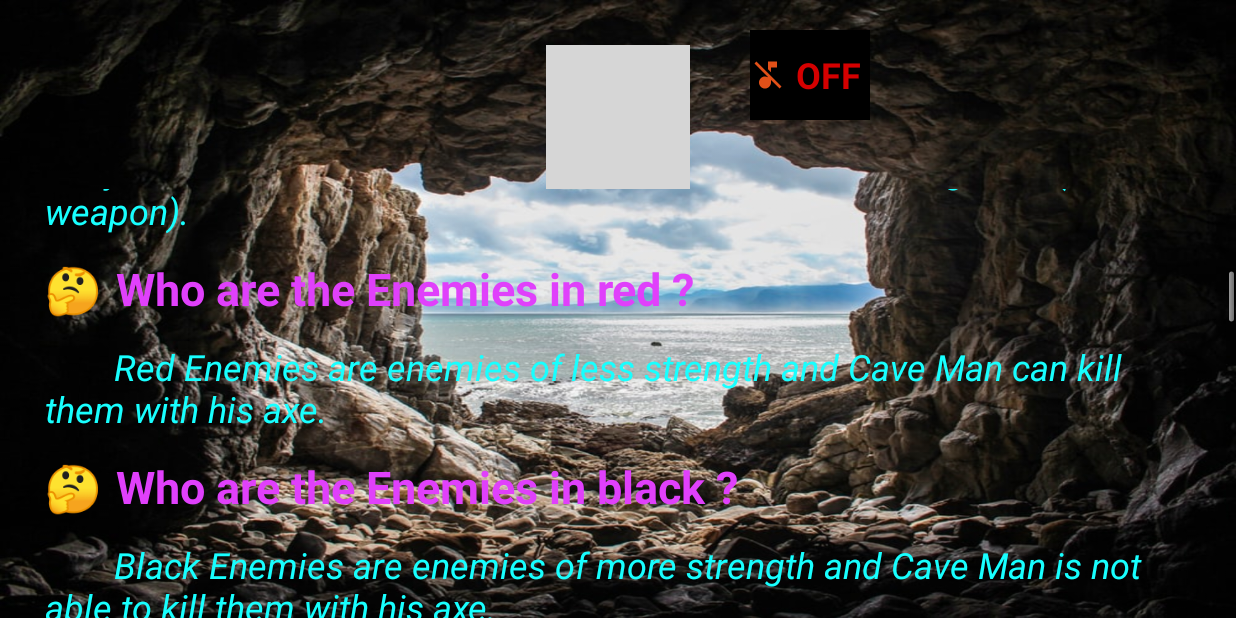
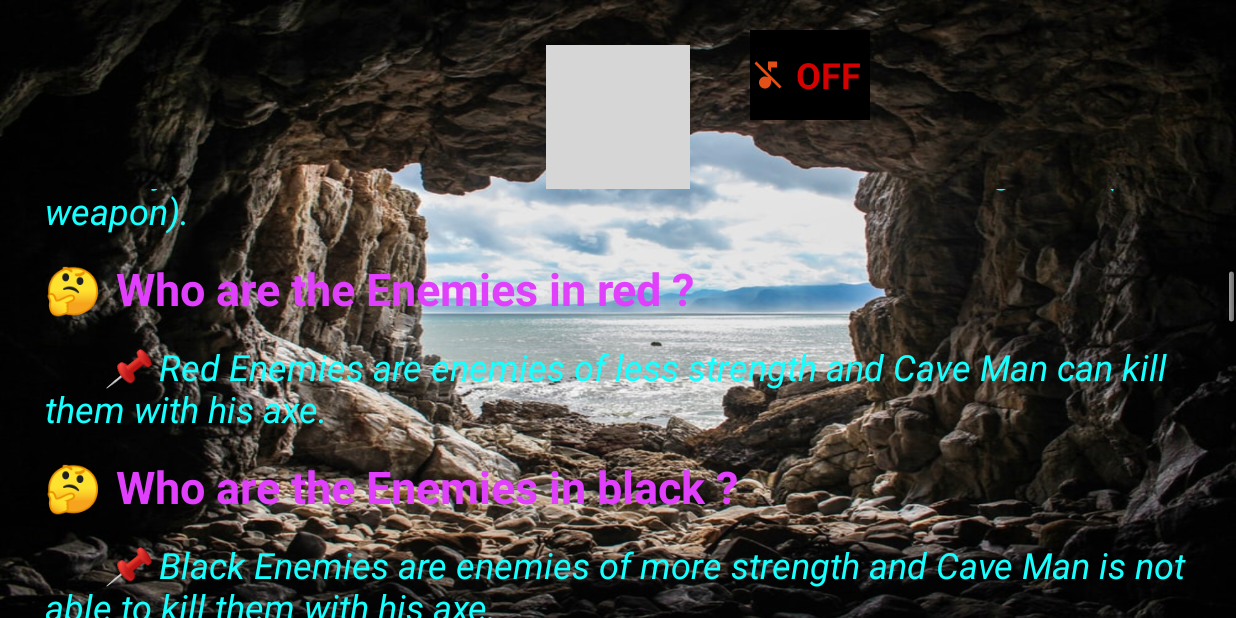
Before and after one commit to akash-rajak/Cave-Man-Game, an Android app: the HelpActivity screen opened directly, with no data from a screen before it, scrolled down 400 dp, on a phone screen of 824 x 412 dp (held sideways). Run offline under Robolectric (Android 15) with nearby library versions, the phone set to English and light mode, and no system bars; grey boxes are pictures that could not be loaded.

Commit message:
Added pin emoji in answer

```diff
--- a/app/src/main/res/values/strings.xml
+++ b/app/src/main/res/values/strings.xml
@@ -11,26 +11,26 @@
     <string name="text"><a href = "https://github.com/akash435/Cave-Man-Game">Github Code link</a></string>
 
     <string name="ques1">🤔\t Who is Cave Man ?</string>
-    <string name="ans1">\t\t\t Cave Man is the saviour of cave. He will be found sitting on tree on PLay Screen and will be able to kill the Red enemies through axe (his weapon).</string>
+    <string name="ans1">\t\t\t📌 Cave Man is the saviour of cave. He will be found sitting on tree on PLay Screen and will be able to kill the Red enemies through axe (his weapon).</string>
     <string name="ques2">🤔\t Who are the Enemies in red ?</string>
-    <string name="ans2">\t\t\t Red Enemies are enemies of less strength and Cave Man can kill them with his axe.</string>
+    <string name="ans2">\t\t\t📌 Red Enemies are enemies of less strength and Cave Man can kill them with his axe.</string>
     <string name="ques3">🤔\t Who are the Enemies in black ?</string>
-    <string name="ans3">\t\t\t Black Enemies are enemies of more strength and Cave Man is not able to kill them with his axe.</string>
+    <string name="ans3">\t\t\t📌 Black Enemies are enemies of more strength and Cave Man is not able to kill them with his axe.</string>
     <string name="ques4">🤔\t How to play game ?</string>
-    <string name="ans4">\t\t\t The game is simple and above the FAQs given a demo video of playing the game. Firstly, player need to select the game level, and then he will be directed to the corresponding level. Now the axe is with CAVE MAN sitting on the tree, and with the use of axe, he need to kill the enemies in red. The player need to touch the top of caveman and drag the axe towards the enemies coming from right side, and as the axe touches the Red Enemies, they got killed and score increases respectively. The axe just pass through the Black Enemies without killing them. As the first enemy touches the left of the game screen, the GAME OVER! message will be displayed indicating that level is over.</string>
+    <string name="ans4">\t\t\t📌 The game is simple and above the FAQs given a demo video of playing the game. Firstly, player need to select the game level, and then he will be directed to the corresponding level. Now the axe is with CAVE MAN sitting on the tree, and with the use of axe, he need to kill the enemies in red. The player need to touch the top of caveman and drag the axe towards the enemies coming from right side, and as the axe touches the Red Enemies, they got killed and score increases respectively. The axe just pass through the Black Enemies without killing them. As the first enemy touches the left of the game screen, the GAME OVER! message will be displayed indicating that level is over.</string>
     <string name="ques5">🤔\t What is Level Score ?</string>
-    <string name="ans5">\t\t\t The Level Score is visible at the top left corner for each level.</string>
+    <string name="ans5">\t\t\t📌 The Level Score is visible at the top left corner for each level.</string>
     <string name="ques6">🤔\t What is Winning Score ?</string>
-    <string name="ans6">\t\t\t The Winning Score is the minimum score player has to score to win the particular level.</string>
+    <string name="ans6">\t\t\t📌 The Winning Score is the minimum score player has to score to win the particular level.</string>
     <string name="ques7">🤔\t What is Status ?</string>
-    <string name="ans7">\t\t\t Status decribes whether player has won or not. If the Level Score is less than Winning Score, Status will be "YOU LOSE", Otherwise the Status will be "YOU WON".</string>
+    <string name="ans7">\t\t\t📌 Status describes whether player has won or not. If the Level Score is less than Winning Score, Status will be "YOU LOSE", Otherwise the Status will be "YOU WON".</string>
     <string name="ques8">🤔\t How much points does player gets on killing each Red Enemy ?</string>
-    <string name="ans8">\t\t\t On killing each Red Enemy, player gets 10 points.</string>
+    <string name="ans8">\t\t\t📌 On killing each Red Enemy, player gets 10 points.</string>
     <string name="ques9">🤔\t When will the "GAME OVER!" message will be displayed ?</string>
-    <string name="ans9">\t\t\t The GAME OVER! message will be displayed on screen when particular level finishes. At this point, If player want to play next level, need to touch anywhere on the screen. Otherwise pressing the back key and player will be directed to the MENU page.</string>
+    <string name="ans9">\t\t\t📌 The GAME OVER! message will be displayed on screen when particular level finishes. At this point, If player want to play next level, need to touch anywhere on the screen. Otherwise pressing the back key and player will be directed to the MENU page.</string>
     <string name="ques10">🤔\t What is there in Option button of MENU page ?</string>
-    <string name="ans10">\t\t\t On clicking on Option button, player gets the chance to rate the game among five stars.</string>
+    <string name="ans10">\t\t\t📌 On clicking on Option button, player gets the chance to rate the game among five stars.</string>
     <string name="ques11">🤔\t Where player can find the contact information of game developer ?</string>
-    <string name="ans11">\t\t\t On Clicking on credits button, Player will be able to see the contact information.</string>
+    <string name="ans11">\t\t\t📌 On Clicking on credits button, Player will be able to see the contact information.</string>
     <string name="end">--- PLAY N\' ENJOY ---</string>
 </resources>
```
